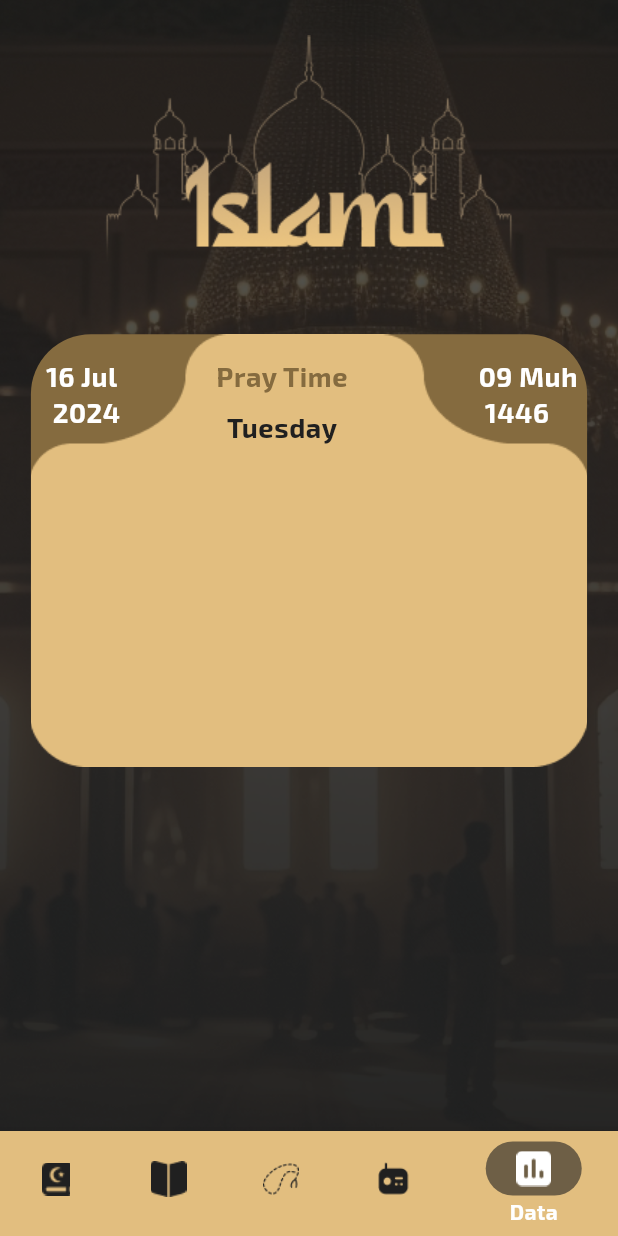
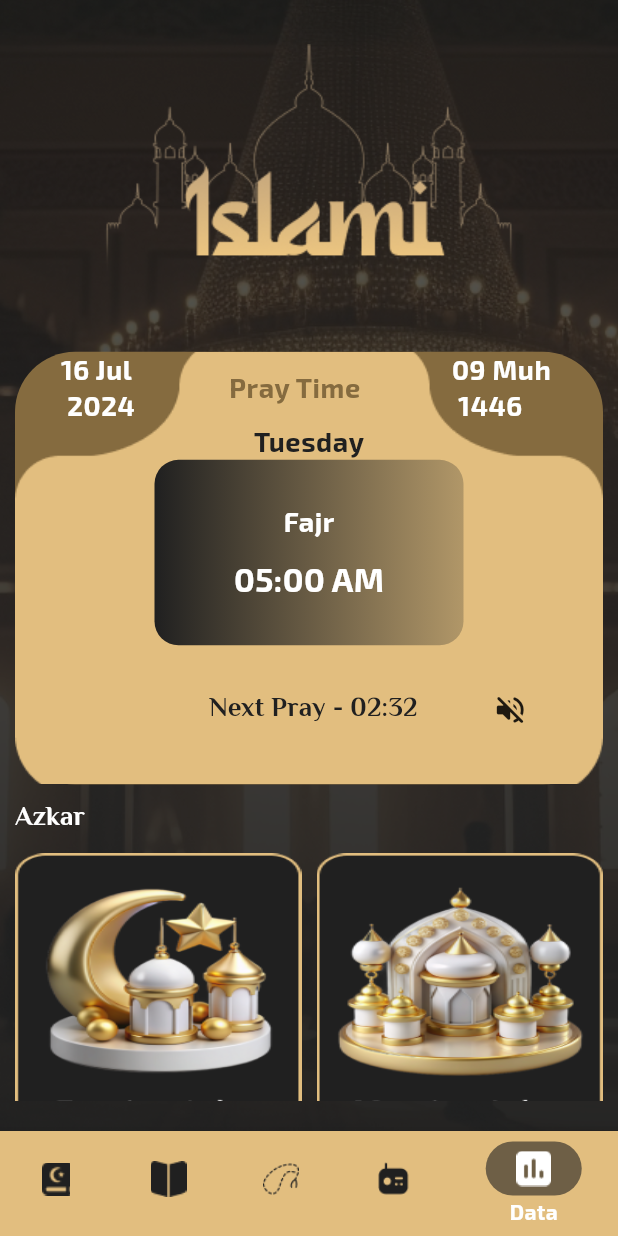
Before and after one commit to samarelsisi/Islame-App, a Flutter app: the HomeScreen screen opened by its route, item 5 of the bottom bar chosen, on a phone screen of 412 x 824 dp. Run offline on Flutter 3.47's test engine with Material 3 defaults, Android fonts, the phone set to English and light mode, and no system bars; drawn by our look-alikes of carousel_slider; our stand-ins replace device_preview, google_fonts, introduction_screen, shared_preferences; accounts and stored records are empty.

Commit message:
dates design finished

```diff
--- a/lib/home/tabs/dates_tab/PrayTime.dart
+++ b/lib/home/tabs/dates_tab/PrayTime.dart
@@ -1,6 +1,6 @@
 import 'package:flutter/material.dart';
 import 'package:carousel_slider/carousel_slider.dart';  // Import carousel_slider package
-import '../../../appcolors.dart';
+import '../../../appcolors.dart'; // Make sure this path is correct for your AppColors
 
 class PrayTime extends StatelessWidget {
   const PrayTime({
@@ -9,6 +9,7 @@ class PrayTime extends StatelessWidget {
 
   @override
   Widget build(BuildContext context) {
+    // Prayer names and their corresponding times
     List<String> prays = [
       "Fajr",
       "Dhuhr",
@@ -25,20 +26,21 @@ class PrayTime extends StatelessWidget {
     ];
 
     return Container(
-      padding: EdgeInsets.all(16),
+      padding: EdgeInsets.all(8),
       decoration: BoxDecoration(
         borderRadius: BorderRadius.circular(16),
-        gradient: LinearGradient(
+        gradient: const LinearGradient(
           colors: [AppColors.primaryDarkColor, AppColors.gradientColor],
         ),
       ),
-      child: CarouselSlider.builder(
-        itemCount: prays.length,
-        itemBuilder: (context, index, realIndex) {
-          return Padding(
-            padding: const EdgeInsets.symmetric(horizontal: 10.0),
-            child: Column(
-              crossAxisAlignment: CrossAxisAlignment.start,
+      child: CarouselSlider(
+        items: prays.asMap().entries.map((entry) {
+          int index = entry.key;
+          return Builder(builder:(BuildContext context){
+            return
+              Column(
+                crossAxisAlignment: CrossAxisAlignment.center,
+                mainAxisAlignment: MainAxisAlignment.center,
                 children: [
                   Text(
                     "${prays[index]}",
@@ -47,25 +49,22 @@ class PrayTime extends StatelessWidget {
                       fontWeight: FontWeight.bold,
                     ),
                   ),
-                const SizedBox(height: 5),
+                  const SizedBox(height: 10),
                   Text(
-                  times[index], // Corresponding time for the prayer
+                    times[index],
                     style: Theme.of(context).textTheme.bodyMedium!.copyWith(
                       color: AppColors.whiteColor,
                     ),
                   ),
-                const SizedBox(height: 5),
                 ],
-            ),
               );
-        },
+          }
+
+          );
+        }).toList(),
         options: CarouselOptions(
-          height: 200,
-          enlargeCenterPage: true,
-          autoPlay: true,
-          autoPlayInterval: Duration(seconds: 3),
-          aspectRatio: 2.0,
-          viewportFraction: 0.8,
+          height: double.infinity
+           // Show part of the previous and next item
         ),
       ),
     );
--- a/lib/home/tabs/dates_tab/dateTab.dart
+++ b/lib/home/tabs/dates_tab/dateTab.dart
@@ -13,7 +13,7 @@ class DateTab extends StatelessWidget {
     double height = MediaQuery.of(context).size.height;
 
     return Padding(
-      padding: const EdgeInsets.symmetric(horizontal: 20.0),
+      padding: const EdgeInsets.symmetric(horizontal: 10.0),
       child: Column(
         crossAxisAlignment: CrossAxisAlignment.stretch,
         mainAxisAlignment: MainAxisAlignment.start,
@@ -22,8 +22,6 @@ class DateTab extends StatelessWidget {
           const SizedBox(
             height: 5,
           ),
-        Column(
-          children: [
         Container(
           height: height*.35,
           width: width*.9,
@@ -32,53 +30,80 @@ class DateTab extends StatelessWidget {
             borderRadius: BorderRadius.circular(40)
           ),
           child:Stack(
+            children: [
+              Positioned.fill(
+                  child: Image.asset('assets/images/shape.png',fit: BoxFit.cover,height:double.infinity,)),
 
-                children: [
-                  Image.asset('assets/images/shape.png',fit: BoxFit.cover,height:double.maxFinite,),
-                  Positioned(
-                      top:16
-                      ,
-                      left: 10,
-                      child: Text("16 Jul \n 2024",style: Theme.of(context).textTheme.bodySmall!.copyWith(color: AppColors.whiteColor),)),
-                  Positioned(
-                      top: 16,
-                      left: width*.3,
-                      child: Container(
-                        height:height*.35 ,
-                        child: Stack(
-                          children: [
               Column(
                 children: [
                   Row(
+                    mainAxisAlignment: MainAxisAlignment.spaceAround,
+
                     children: [
+                      Text("16 Jul \n 2024",style: Theme.of(context).textTheme.bodySmall!.copyWith(color: AppColors.whiteColor),),
                       Text("Pray Time",style: Theme.of(context).textTheme.bodySmall!.copyWith(color: AppColors.brownColor),),
+                      Text("09 Muh \n 1446",style: Theme.of(context).textTheme.bodySmall!.copyWith(color: AppColors.whiteColor),),
+                    ],
+                  )
+                  ,
+                     Row(
+                       mainAxisAlignment: MainAxisAlignment.center,
+                       children: [
+                         Text("Tuesday",style:Theme.of(context).textTheme.bodySmall!.copyWith(color: AppColors.primaryDarkColor) ,),
                        ],
                      ),
+                  Row(
+                    mainAxisAlignment: MainAxisAlignment.center,
+                    children: [
                       SizedBox(
-                                  height: 10,
-                                ),
-                                Row(
-                                  children: [
-                                    Text("Tuesday",style:Theme.of(context).textTheme.bodySmall!.copyWith(color: AppColors.primaryDarkColor) ,),
+                          height: height*.15,
+                          width: width*.5 ,
+                          child: PrayTime())
                     ],
                   ),
                   SizedBox(
                     height: 30,
                   ),
+                  Row(
+                    mainAxisAlignment: MainAxisAlignment.end,
+                    children: [
+                      Text("Next Pray - 02:32",style: Theme.of(context).textTheme.titleSmall!.copyWith(color: AppColors.primaryDarkColor),),
+
+                      SizedBox( width:width*.3,child: Icon(Icons.volume_off_rounded,))
                     ],
                   )
                 ],
+              ) ,
+            ],
           ),
         ),
+          SizedBox(
+            height:10 ,
           ),
-                  Positioned(
-                      top: 16,
-                      right: 2,
-                      child: Text("09 Muh \n 1446",style: Theme.of(context).textTheme.bodySmall!.copyWith(color: AppColors.whiteColor),)),
+          Row(
+            crossAxisAlignment: CrossAxisAlignment.center,
+            children: [
+              Text("Azkar",style:Theme.of(context).textTheme.titleSmall!.copyWith(color: AppColors.whiteColor) ,),
             ],
           ),
-            )
+          SizedBox(
+            height:10 ,
+          ),
+          SizedBox(
+            height: height*.2,
+            child: GridView.count(
+              scrollDirection: Axis.vertical,
+              crossAxisSpacing: 10,
+              mainAxisSpacing: 10,
+              crossAxisCount: 2,
+              children: [
+                InkWell(child: Image.asset('assets/images/Evening_azkar.png',fit: BoxFit.fill,),onTap: (){},),
+                InkWell(child: Image.asset('assets/images/morning_azkar.png',fit: BoxFit.fill),onTap: (){},),
+                InkWell(child: Image.asset('assets/images/sleeping_azkar.png',fit: BoxFit.fill),onTap: (){},),
+                InkWell(child: Image.asset('assets/images/Waking_azkar.png',fit: BoxFit.fill),onTap: (){},),
               ],
+
+            ),
           )
         ],
       ),
```
Also changed, not shown: assets/images/Evening_azkar.png (added), assets/images/Waking_azkar.png (added), assets/images/morning_azkar.png (added), assets/images/sleeping_azkar.png (added). Lines whose indentation alone changed are shown as unchanged.
